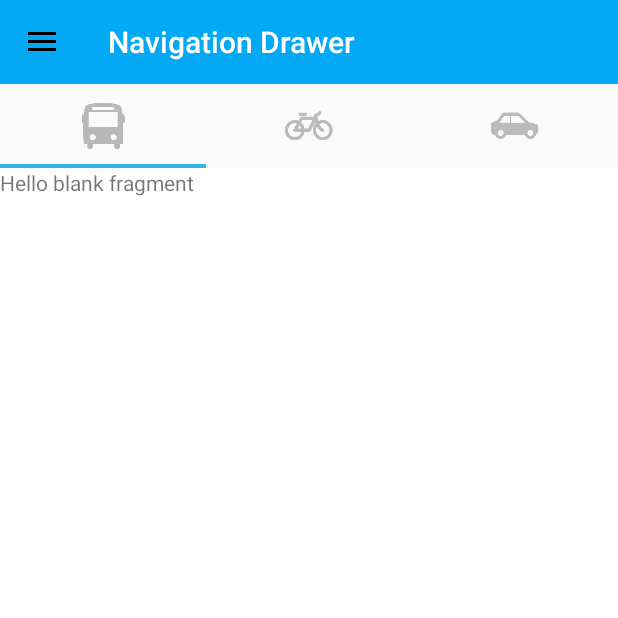
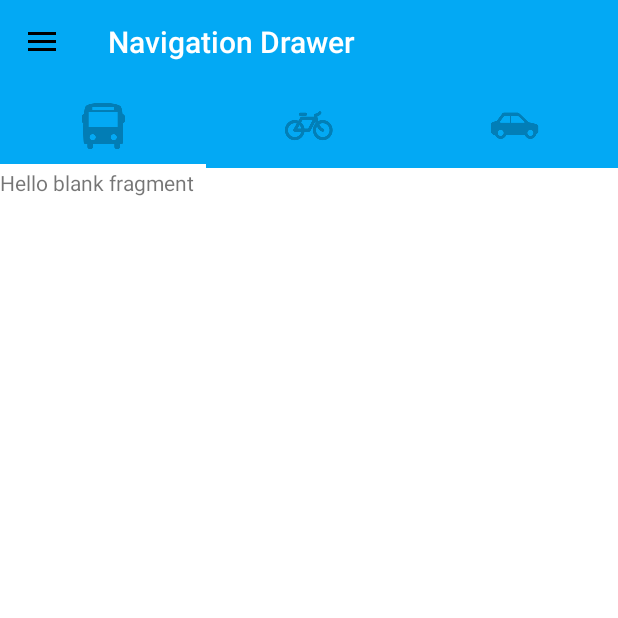
Before and after one commit to danielgek/uiteste, an Android app: the screen it shows after launch (MainActivity), on a phone screen of 412 x 824 dp, the top half of it. Run offline under Robolectric (Android 15) with nearby library versions, the phone set to English and light mode, and no system bars.

Commit message:
add right colors

```diff
--- a/app/src/main/java/com/danielgek/moobiuitest/MainActivity.java
+++ b/app/src/main/java/com/danielgek/moobiuitest/MainActivity.java
@@ -1,6 +1,7 @@
 package com.danielgek.moobiuitest;
 
 import android.content.res.Configuration;
+import android.graphics.Color;
 import android.graphics.drawable.Drawable;
 import android.support.v4.app.Fragment;
 import android.support.v4.app.FragmentManager;
@@ -54,6 +55,14 @@ public class MainActivity extends ActionBarActivity {
         mSlidingTabLayout = (SlidingTabLayout) findViewById(R.id.sliding_tabs);
         mSlidingTabLayout.setCustomTabView(R.layout.custom_tab,0);
         mSlidingTabLayout.setDistributeEvenly(true);
+        mSlidingTabLayout.setBackgroundColor(getResources().getColor(R.color.colorPrimary));
+        mSlidingTabLayout.setSelectedIndicatorColors(getResources().getColor(R.color.colorAccent));
+        mSlidingTabLayout.setCustomTabColorizer(new SlidingTabLayout.TabColorizer() {
+            @Override
+            public int getIndicatorColor(int position) {
+                return Color.WHITE;
+            }
+        });
         mSlidingTabLayout.setViewPager(mViewPager);
 
 
```
